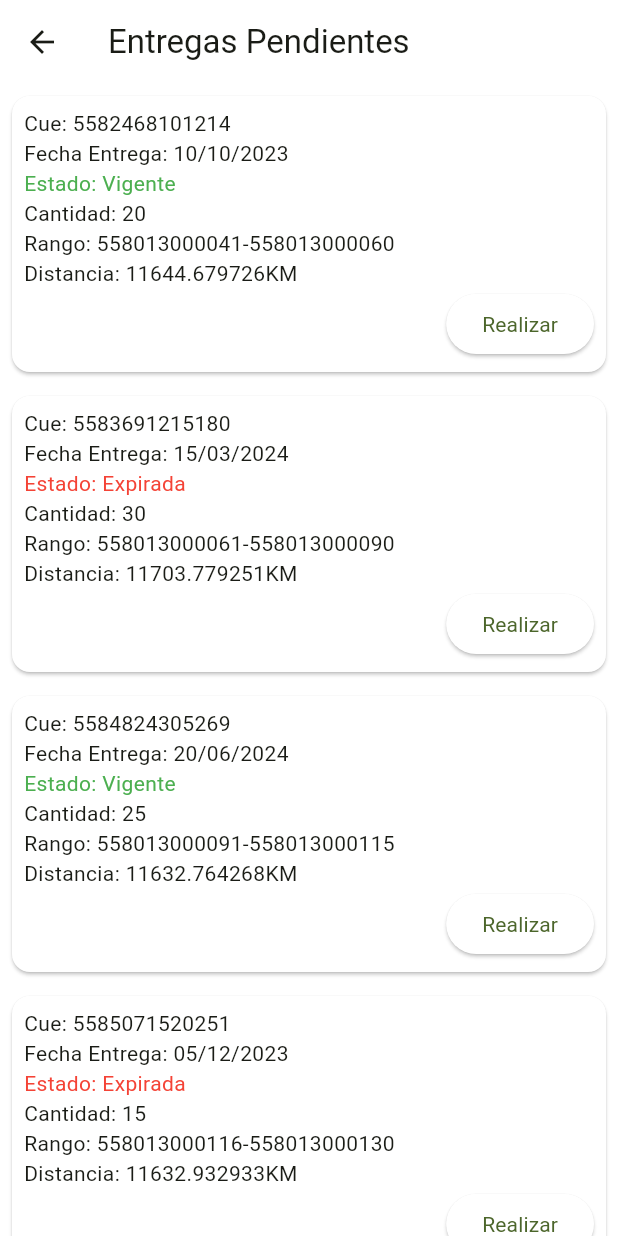
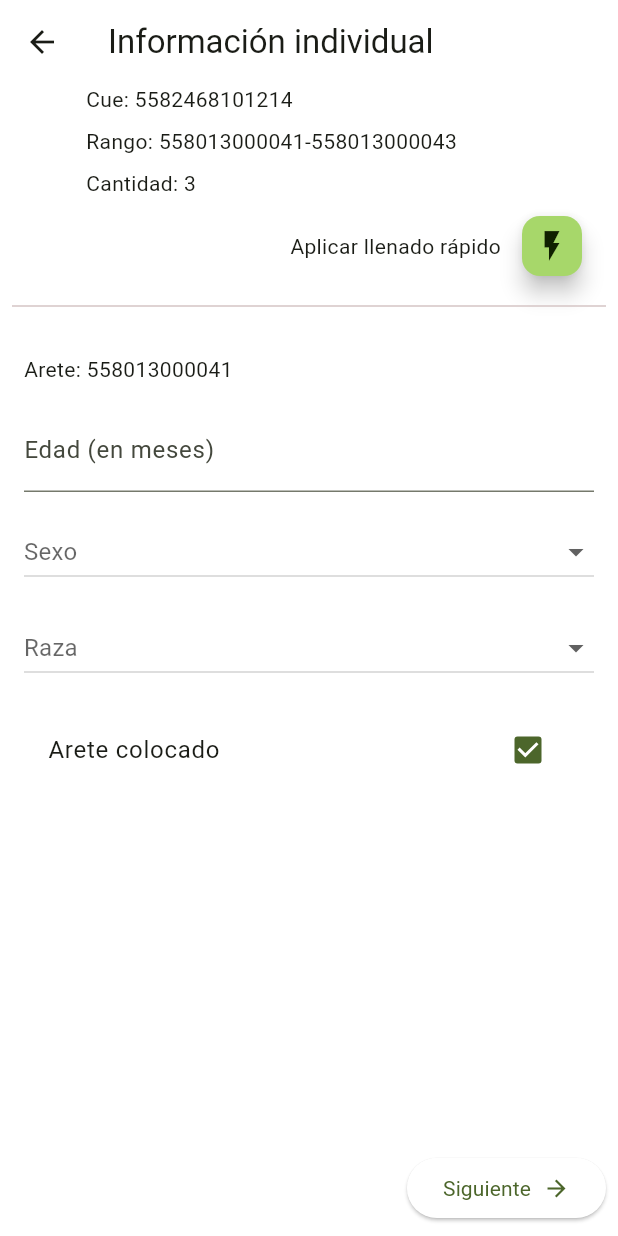
Before and after one commit to jmeav/trazaapp, a Flutter app: the EntregasView screen opened by its route, after a tap on "Realizar", on a phone screen of 412 x 824 dp. Run offline on Flutter 3.47's test engine with Material 3 defaults, Android fonts, the phone set to English and light mode, and no system bars; our stand-ins replace elegant_notification, fl_chart, flutter_onboarding_slider, flutter_spinkit, geolocator, get and 3 more; accounts and stored records are empty; Roboto replaces fonts that are missing (Aldrich, Courier Prime).

Commit message:
agregando registros de bovinos individuales

```diff
--- a/lib/entregas/model/entregas.dart
+++ b/lib/entregas/model/entregas.dart
@@ -4,7 +4,6 @@ class Entrega {
   final String estado;
   final int cantidad;
   final String rango;
-  late final String distancia;
   final Coordenadas coordenadas;
   final String distanciaCalculada; // Nueva propiedad
 
@@ -14,7 +13,6 @@ class Entrega {
     required this.estado,
     required this.cantidad,
     required this.rango,
-    required this.distancia,
     required this.coordenadas,
     this.distanciaCalculada = '', // Inicializada como una cadena vacía
   });
@@ -26,7 +24,6 @@ class Entrega {
       estado: json['estado'],
       cantidad: json['cantidad'],
       rango: json['rango'],
-      distancia: json['distancia'],
       coordenadas: Coordenadas.fromJson(json['coordenadas']),
     );
   }
@@ -37,7 +34,6 @@ class Entrega {
     String? estado,
     int? cantidad,
     String? rango,
-    String? distancia,
     Coordenadas? coordenadas,
     String? distanciaCalculada,
   }) {
@@ -47,7 +43,6 @@ class Entrega {
       estado: estado ?? this.estado,
       cantidad: cantidad ?? this.cantidad,
       rango: rango ?? this.rango,
-      distancia: distancia ?? this.distancia,
       coordenadas: coordenadas ?? this.coordenadas,
       distanciaCalculada: distanciaCalculada ?? this.distanciaCalculada,
     );
--- a/lib/entregas/view/entregas_view.dart
+++ b/lib/entregas/view/entregas_view.dart
@@ -1,5 +1,3 @@
-// ignore_for_file: avoid_print
-
 import 'package:flutter/material.dart';
 import 'package:get/get.dart';
 import 'package:trazaapp/entregas/controller/entrega_controller.dart';
@@ -18,7 +16,6 @@ class EntregasView extends StatelessWidget {
           return const Center(
             child: Text(
               'No tienes entregas pendientes.',
-              style: TextStyle(fontSize: 18, color: Colors.grey),
             ),
           );
         } else {
@@ -29,6 +26,20 @@ class EntregasView extends StatelessWidget {
               itemCount: controller.entregas.length,
               itemBuilder: (context, index) {
                 final entrega = controller.entregas[index];
+                final distanciaCalculadaStr = entrega.distanciaCalculada.replaceAll('KM', '').trim();
+                final distanciaCalculadaDouble = double.tryParse(distanciaCalculadaStr) ?? 0.0;
+                final isInRange = distanciaCalculadaDouble <= 0.15;
+                final isMidRange = distanciaCalculadaDouble > 0.15 && distanciaCalculadaDouble <= 0.3;
+
+                Color buttonColor;
+                if (isInRange) {
+                  buttonColor = Colors.green.shade600; // Suave verde
+                } else if (isMidRange) {
+                  buttonColor = Colors.blue.shade300; // Suave azul
+                } else {
+                  buttonColor = Colors.red.shade300; // Suave rojo
+                }
+
                 return Card(
                   margin: const EdgeInsets.all(8.0),
                   child: Padding(
@@ -42,12 +53,19 @@ class EntregasView extends StatelessWidget {
                         Text('Cantidad: ${entrega.cantidad}'),
                         Text('Rango: ${entrega.rango}'),
                         Text('Distancia: ${entrega.distanciaCalculada}'),
-                        Row(
+                                               Row(
                           mainAxisAlignment: MainAxisAlignment.end,
                           children: [
                             ElevatedButton(
+                              style: ElevatedButton.styleFrom(
+                                backgroundColor: buttonColor,
+                              ),
                               onPressed: () {
-                                print('Latitud: ${entrega.coordenadas.latitud}, Longitud: ${entrega.coordenadas.longitud}');
+                                Get.toNamed('/formbovinos', arguments: {
+                                  'cue': entrega.cue,
+                                  'rango': entrega.rango,
+                                  'cantidad': entrega.cantidad,
+                                });
                               },
                               child: const Text('Realizar'),
                             ),
--- /dev/null
+++ b/lib/formbovinos/controller/formbovinos_controller.dart
@@ -0,0 +1,90 @@
+import 'package:flutter/widgets.dart';
+import 'package:get/get.dart';
+
+class FormBovinosController extends GetxController {
+  var currentPage = 0.obs;
+  var bovinoInfo = <String, BovinoData>{}.obs;
+  PageController pageController = PageController();
+
+  var quickFillEdad = ''.obs;
+  var quickFillSexo = ''.obs;
+  var quickFillRaza = ''.obs;
+
+  @override
+  void onInit() {
+    super.onInit();
+    final args = Get.arguments as Map<String, dynamic>;
+    final rango = args['rango'];
+    final rangos = calculateRangos(rango);
+
+    for (var id in rangos) {
+      bovinoInfo[id] = BovinoData(arete: id);
+    }
+  }
+
+  List<String> calculateRangos(String rango) {
+    final parts = rango.split('-');
+    final start = int.tryParse(parts[0].substring(parts[0].length - 4)) ?? 0;
+    final end = int.tryParse(parts[1].substring(parts[1].length - 4)) ?? 0;
+    return List<String>.generate(end - start + 1, (index) {
+      final id = start + index;
+      return parts[0].substring(0, parts[0].length - 4) + id.toString().padLeft(4, '0');
+    });
+  }
+
+  void nextPage() {
+    final currentBovino = bovinoInfo.values.toList()[currentPage.value];
+    if (currentBovino.areteColocado.value &&
+        (currentBovino.edad.value.isEmpty ||
+        currentBovino.sexo.value.isEmpty ||
+        currentBovino.raza.value.isEmpty)) {
+      Get.snackbar('Campos incompletos', 'Por favor, llena todos los campos antes de continuar.');
+    } else {
+      if (currentPage.value < bovinoInfo.keys.length - 1) {
+        currentPage.value++;
+        pageController.nextPage(duration: Duration(milliseconds: 300), curve: Curves.ease);
+      }
+    }
+  }
+
+  void previousPage() {
+    if (currentPage.value > 0) {
+      currentPage.value--;
+      pageController.previousPage(duration: Duration(milliseconds: 300), curve: Curves.ease);
+    }
+  }
+
+  void applyQuickFill() {
+    bovinoInfo.values.forEach((bovino) {
+      if (quickFillEdad.value.isNotEmpty) {
+        bovino.edad.value = quickFillEdad.value;
+      }
+      if (quickFillSexo.value.isNotEmpty) {
+        bovino.sexo.value = quickFillSexo.value;
+      }
+      if (quickFillRaza.value.isNotEmpty) {
+        bovino.raza.value = quickFillRaza.value;
+      }
+    });
+  }
+
+  void clearQuickFill() {
+    quickFillEdad.value = '';
+    quickFillSexo.value = '';
+    quickFillRaza.value = '';
+    bovinoInfo.values.forEach((bovino) {
+      bovino.edad.value = '';
+      bovino.sexo.value = '';
+      bovino.raza.value = '';
+    });
+  }
+}
+
+class BovinoData {
+  BovinoData({required this.arete});
+  final String arete;
+  var edad = ''.obs;
+  var sexo = ''.obs;
+  var raza = ''.obs;
+  var areteColocado = true.obs; // Default to true
+}
--- /dev/null
+++ b/lib/formbovinos/view/formbovinos_view.dart
@@ -0,0 +1,327 @@
+import 'package:flutter/material.dart';
+import 'package:get/get.dart';
+import 'package:trazaapp/formbovinos/controller/formbovinos_controller.dart';
+
+class FormBovinosView extends StatelessWidget {
+  final FormBovinosController controller = Get.put(FormBovinosController());
+
+  @override
+  Widget build(BuildContext context) {
+    final args = Get.arguments as Map<String, dynamic>;
+    final cue = args['cue'];
+    final rango = args['rango'];
+    final cantidad = args['cantidad'];
+    final rangos = controller.calculateRangos(rango);
+
+    return Scaffold(
+      appBar: AppBar(
+        backgroundColor: Colors.transparent,
+        title: Text('Información individual'),
+      ),
+      body: Obx(() {
+        return Column(
+          children: [
+            Padding(
+              padding: const EdgeInsets.only(right: 50.0),
+              child: Column(
+                crossAxisAlignment: CrossAxisAlignment.start,
+                children: [
+                  Text('Cue: $cue'),
+                  SizedBox(height: 8),
+                  Text('Rango: $rango'),
+                  SizedBox(height: 8),
+                  Text('Cantidad: $cantidad'),
+                  SizedBox(height: 8),
+                ],
+              ),
+            ),
+        Row(
+  mainAxisAlignment: MainAxisAlignment.end,
+  children: [
+    Text('Aplicar llenado rápido'),
+    Padding(
+      padding: const EdgeInsets.only(right: 20.0, left: 10),
+      child: FloatingActionButton.small(
+        onPressed: () {
+          showDialog(
+            context: context,
+            builder: (BuildContext context) {
+              return Dialog(
+                child: Padding(
+                  padding: const EdgeInsets.symmetric(horizontal: 0, vertical: 16.0),
+                  child: Column(
+                    mainAxisSize: MainAxisSize.min,
+                    crossAxisAlignment: CrossAxisAlignment.start,
+                    children: [
+                      const Center(
+                        child: Text(
+                          'Llenado Rápido',
+                          style: TextStyle(fontWeight: FontWeight.bold),
+                        ),
+                      ),
+                      SizedBox(height: 16),
+                      Obx(() {
+                        return Row(
+                          mainAxisAlignment: MainAxisAlignment.spaceBetween,
+                          children: [
+                            Container(
+                              height: 50,
+                              width: 80,
+                              child: TextField(
+                                keyboardType: TextInputType.number,
+                                decoration: InputDecoration(labelText: 'Edad'),
+                                onChanged: (value) => controller.quickFillEdad.value = value,
+                              ),
+                            ),
+                            Container(
+                              height: 65,
+                              width: 90,
+                              child: DropdownButton<String>(
+                                value: controller.quickFillSexo.value.isEmpty
+                                    ? null
+                                    : controller.quickFillSexo.value,
+                                hint: Text('Sexo'),
+                                onChanged: (String? newValue) {
+                                  controller.quickFillSexo.value = newValue ?? '';
+                                },
+                                items: <String>['Macho', 'Hembra']
+                                    .map<DropdownMenuItem<String>>((String value) {
+                                  return DropdownMenuItem<String>(
+                                    value: value,
+                                    child: Text(value),
+                                  );
+                                }).toList(),
+                              ),
+                            ),
+                            Container(
+                              height: 65,
+                              width: 120,
+                              child: DropdownButton<String>(
+                                value: controller.quickFillRaza.value.isEmpty
+                                    ? null
+                                    : controller.quickFillRaza.value,
+                                hint: Text('Raza'),
+                                onChanged: (String? newValue) {
+                                  controller.quickFillRaza.value = newValue ?? '';
+                                },
+                                items: <String>['Angus', 'Hereford', 'Holstein', 'Charolais']
+                                    .map<DropdownMenuItem<String>>((String value) {
+                                  return DropdownMenuItem<String>(
+                                    value: value,
+                                    child: Text(value),
+                                  );
+                                }).toList(),
+                              ),
+                            ),
+                          ],
+                        );
+                      }),
+                      Row(
+                        mainAxisAlignment: MainAxisAlignment.spaceBetween,
+                        children: [
+                          TextButton(
+                            onPressed: () {
+                              Navigator.of(context).pop();
+                            },
+                            child: Text('Cancelar'),
+                          ),
+                          Row(
+                            children: [
+                              Tooltip(
+                                message: 'Borrar Llenado Rápido',
+                                child: IconButton(
+                                  icon: Icon(Icons.clear,color: Colors.red[400]),
+                                  onPressed: () {
+                                    controller.clearQuickFill();
+                                    Navigator.of(context).pop();
+                                    Get.snackbar('Llenado Rápido', 'Datos borrados correctamente.');
+                                  },
+                                ),
+                              ),
+                              Tooltip(
+                                message: 'Aplicar Llenado Rápido',
+                                child: IconButton(
+                                  icon: Icon(Icons.check,color: Colors.green[600],),
+                                  onPressed: () {
+                                    controller.applyQuickFill();
+                                    Navigator.of(context).pop();
+                                    Get.snackbar('Llenado Rápido', 'Datos aplicados correctamente.');
+                                  },
+                                ),
+                              ),
+                            ],
+                          ),
+                        ],
+                      ),
+                    ],
+                  ),
+                ),
+              );
+            },
+          );
+        },
+        child: Icon(Icons.flash_on),
+      ),
+    ),
+  ],
+),
+
+
+            const Padding(
+              padding: EdgeInsets.all(8.0),
+              child: Divider(
+                color: Color.fromARGB(255, 213, 197, 197),
+              ),
+            ),
+            Expanded(
+              child: PageView.builder(
+                controller: controller.pageController,
+                onPageChanged: (index) {
+                  final currentBovino = controller.bovinoInfo.values
+                      .toList()[controller.currentPage.value];
+                  if (currentBovino.areteColocado.value &&
+                      (currentBovino.edad.value.isEmpty ||
+                          currentBovino.sexo.value.isEmpty ||
+                          currentBovino.raza.value.isEmpty)) {
+                    Get.snackbar('Campos incompletos',
+                        'Por favor, llena todos los campos antes de continuar.');
+                    controller.pageController
+                        .jumpToPage(controller.currentPage.value);
+                  } else {
+                    controller.currentPage.value = index;
+                  }
+                },
+                itemCount: rangos.length,
+                itemBuilder: (context, index) {
+                  return SingleChildScrollView(
+                    child: _buildFormPage(rangos[index]),
+                  );
+                },
+              ),
+            ),
+            Row(
+              mainAxisAlignment: MainAxisAlignment.spaceBetween,
+              children: [
+                Visibility(
+                  visible: controller.currentPage.value > 0,
+                  child: Padding(
+                    padding: const EdgeInsets.all(8.0),
+                    child: ElevatedButton(
+                      onPressed: controller.previousPage,
+                      child: const Row(
+                        children: [
+                          Icon(Icons.arrow_back),
+                          SizedBox(width: 8),
+                          Text('Anterior'),
+                        ],
+                      ),
+                    ),
+                  ),
+                ),
+                Obx(() {
+                  return Padding(
+                    padding: const EdgeInsets.all(8.0),
+                    child: ElevatedButton(
+                      onPressed: controller.currentPage.value ==
+                              rangos.length - 1
+                          ? () {
+                              Get.snackbar(
+                                  'Guardado', 'Los datos han sido guardados.');
+                            }
+                          : controller.nextPage,
+                      child: Row(
+                        children: [
+                          Text(controller.currentPage.value == rangos.length - 1
+                              ? 'Guardar'
+                              : 'Siguiente'),
+                          SizedBox(width: 8),
+                          Icon(controller.currentPage.value == rangos.length - 1
+                              ? Icons.save
+                              : Icons.arrow_forward),
+                        ],
+                      ),
+                    ),
+                  );
+                }),
+              ],
+            ),
+          ],
+        );
+      }),
+    );
+  }
+
+  Widget _buildFormPage(String bovinoID) {
+    final bovinoData = controller.bovinoInfo[bovinoID]!;
+
+    return Padding(
+      padding: const EdgeInsets.all(16.0),
+      child: Column(
+        crossAxisAlignment: CrossAxisAlignment.start,
+        children: [
+          Text('Arete: ${bovinoData.arete}'),
+          SizedBox(height: 16),
+          Obx(() {
+            return TextField(
+              keyboardType: TextInputType.number,
+              decoration: InputDecoration(labelText: 'Edad (en meses)'),
+              onChanged: (value) => bovinoData.edad.value = value,
+              controller: TextEditingController(text: bovinoData.edad.value)
+                ..selection = TextSelection.fromPosition(
+                  TextPosition(offset: bovinoData.edad.value.length),
+                ),
+            );
+          }),
+          SizedBox(height: 16),
+          Obx(() {
+            return DropdownButton<String>(
+              value:
+                  bovinoData.sexo.value.isEmpty ? null : bovinoData.sexo.value,
+              hint: Text('Sexo'),
+              isExpanded: true,
+              onChanged: (String? newValue) {
+                bovinoData.sexo.value = newValue ?? '';
+              },
+              items: <String>['Macho', 'Hembra']
+                  .map<DropdownMenuItem<String>>((String value) {
+                return DropdownMenuItem<String>(
+                  value: value,
+                  child: Text(value),
+                );
+              }).toList(),
+            );
+          }),
+          SizedBox(height: 16),
+          Obx(() {
+            return DropdownButton<String>(
+              value:
+                  bovinoData.raza.value.isEmpty ? null : bovinoData.raza.value,
+              hint: Text('Raza'),
+              isExpanded: true,
+              onChanged: (String? newValue) {
+                bovinoData.raza.value = newValue ?? '';
+              },
+              items: <String>['Angus', 'Hereford', 'Holstein', 'Charolais']
+                  .map<DropdownMenuItem<String>>((String value) {
+                return DropdownMenuItem<String>(
+                  value: value,
+                  child: Text(value),
+                );
+              }).toList(),
+            );
+          }),
+          SizedBox(height: 16),
+          Obx(() {
+            return CheckboxListTile(
+              title: Text('Arete colocado'),
+              value: bovinoData.areteColocado.value,
+              onChanged: (bool? value) {
+                bovinoData.areteColocado.value = value ?? false;
+              },
+            );
+          }),
+        ],
+      ),
+    );
+  }
+}
--- a/lib/utils/util.dart
+++ b/lib/utils/util.dart
@@ -54,7 +54,7 @@ void showCustomNotification({
 }
 
 
-// Fórmula del Haversine ajustada con el incremento del 21.05% en base a pruebas de media
+// Fórmula del Haversine ajustada con el incremento del 21.05% en base a pruebas de media con diferencia en maps para mayor precicion
 double calculateDistance(double lat1, double lon1, double lat2, double lon2) {
   const R = 6371e3; // Radio de la Tierra en metros
   final phi1 = lat1 * math.pi / 180; // φ, λ en radianes
--- a/pubspec.yaml
+++ b/pubspec.yaml
@@ -45,6 +45,7 @@ dependencies:
   flutter_onboarding_slider: ^1.0.11
   permission_handler: ^11.3.1
   geolocator: ^8.2.0
+  flutter_spinkit: ^5.2.1
 
 dev_dependencies:
   flutter_test:
```
Also changed, not shown: assets/entregas.json (+6 -12 lines), lib/main.dart (+14 -4 lines), lib/theme/configthemes.dart (deleted, +0 -128 lines), lib/theme/theme.dart (+27 -27 lines), lib/theme/theme_controller.dart (+8 -0 lines), pubspec.lock.
